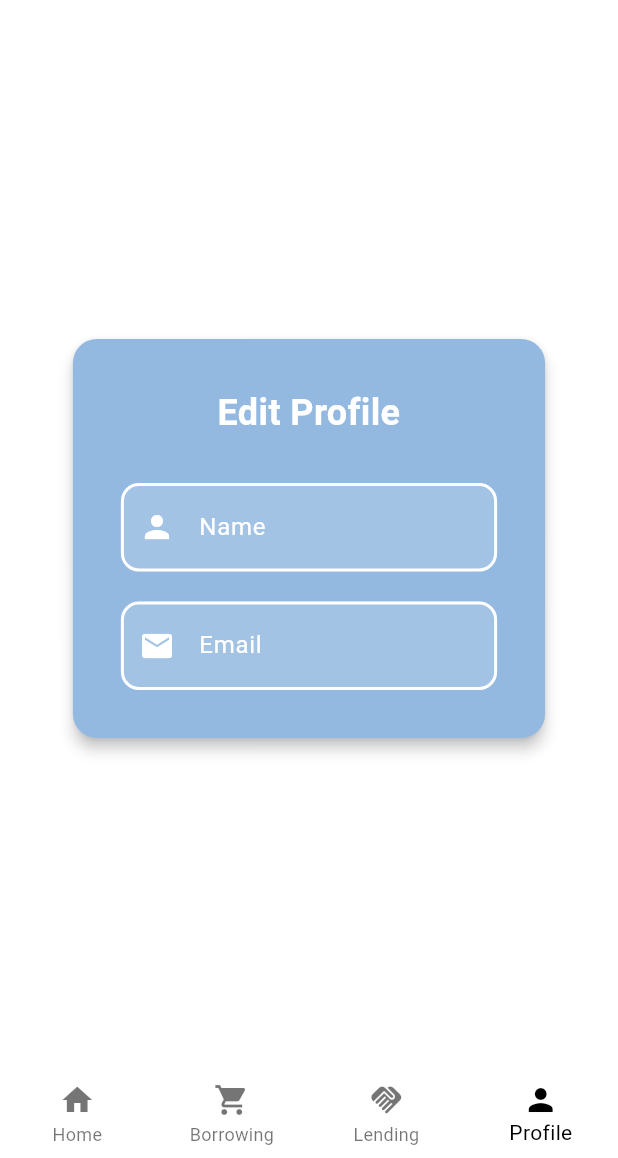
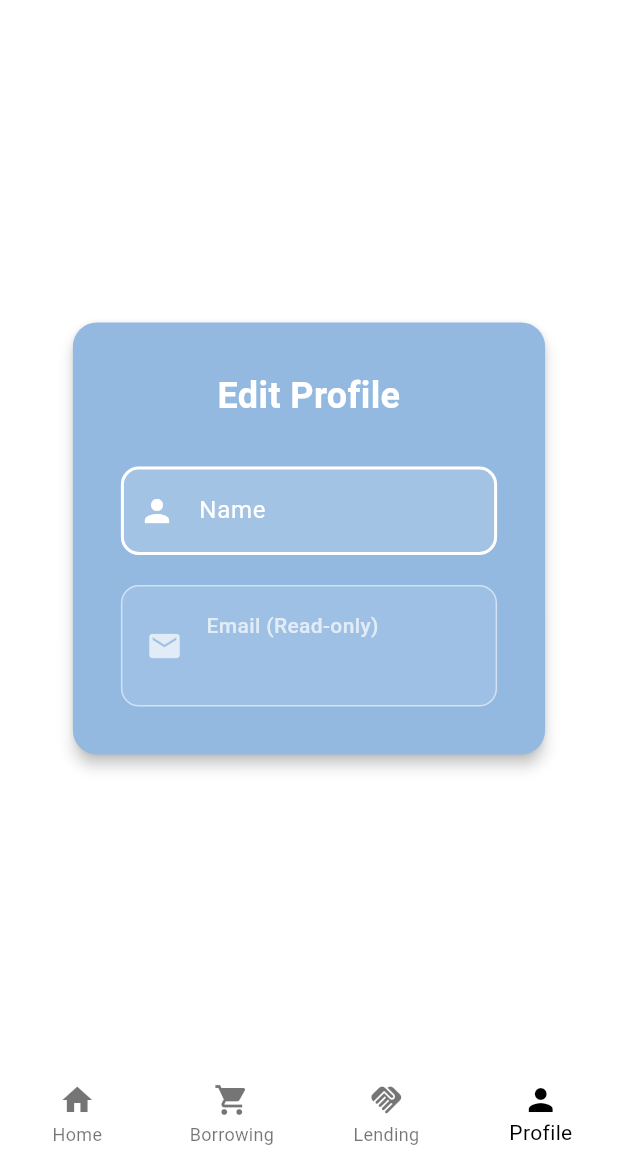
Before and after one commit to SE-Capstone-Team/Mobile-Hippo-Enterprise, a Flutter app: the screen it shows once a user with an empty profile is signed in, item 4 of the bottom bar chosen, after a tap on the "edit" icon, on a phone screen of 412 x 824 dp, the part 78-1236 px from its top. Run offline on Flutter 3.47's test engine with Material 3 defaults, Android fonts, the phone set to English and light mode, and no system bars; our stand-ins replace cloud_firestore, firebase_auth, firebase_core; accounts and stored records are empty.

Commit message:
removed the email field from profile edit

```diff
--- a/hippo_exchange_mobile_app/lib/pages/profilePage.dart
+++ b/hippo_exchange_mobile_app/lib/pages/profilePage.dart
@@ -83,9 +83,8 @@ class _UserProfilePageState extends State<UserProfilePage> {
     if (_isEditing) {
       // Save changes when switching back from edit mode
       try {
-        // Update local variables
+        // Update local variables (only name since email is read-only)
         name = _nameController.text;
-        email = _emailController.text;
 
         // Update Firebase profile
         await AuthService().updateUserProfile(
@@ -300,7 +299,45 @@ class _UserProfilePageState extends State<UserProfilePage> {
             const SizedBox(height: 30),
             _buildEditField("Name", _nameController),
             const SizedBox(height: 20),
-            _buildEditField("Email", _emailController),
+            // Show email as read-only info
+            Container(
+              padding: const EdgeInsets.all(16),
+              decoration: BoxDecoration(
+                borderRadius: BorderRadius.circular(12),
+                color: Colors.white.withOpacity(0.1),
+                border: Border.all(color: Colors.white54),
+              ),
+              child: Row(
+                children: [
+                  Icon(Icons.email, color: Colors.white70, size: 24),
+                  const SizedBox(width: 16),
+                  Expanded(
+                    child: Column(
+                      crossAxisAlignment: CrossAxisAlignment.start,
+                      children: [
+                        Text(
+                          "Email (Read-only)",
+                          style: const TextStyle(
+                            color: Colors.white70,
+                            fontSize: 14,
+                            fontWeight: FontWeight.w500,
+                          ),
+                        ),
+                        const SizedBox(height: 4),
+                        Text(
+                          email,
+                          style: const TextStyle(
+                            color: Colors.white,
+                            fontSize: 16,
+                            fontWeight: FontWeight.w600,
+                          ),
+                        ),
+                      ],
+                    ),
+                  ),
+                ],
+              ),
+            ),
           ],
         ),
       ),
```
